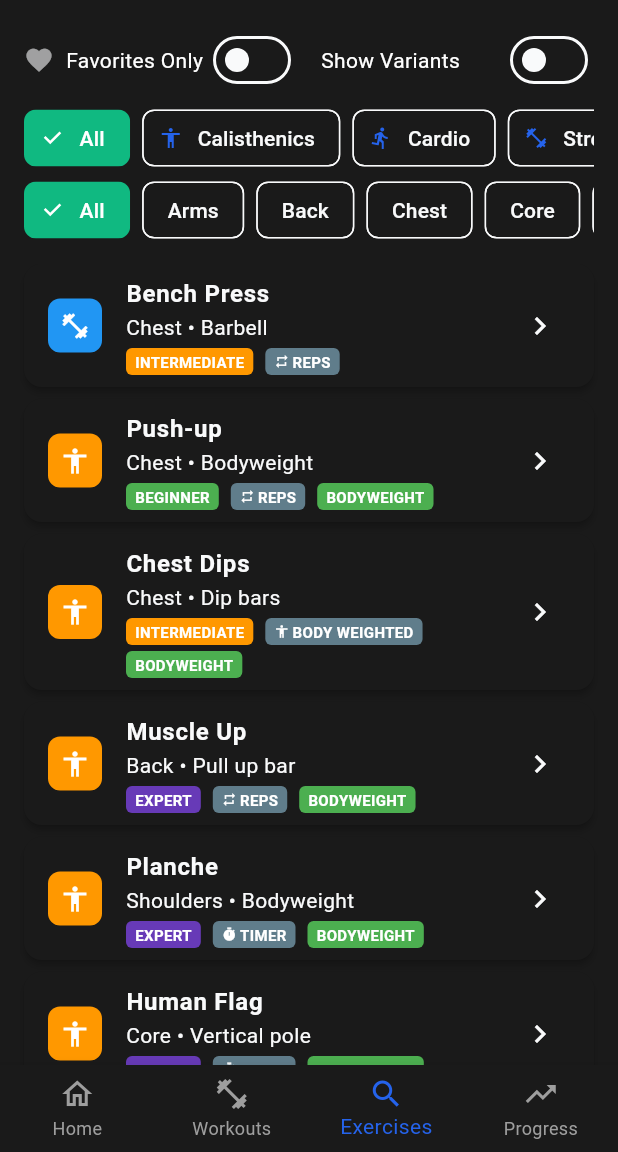
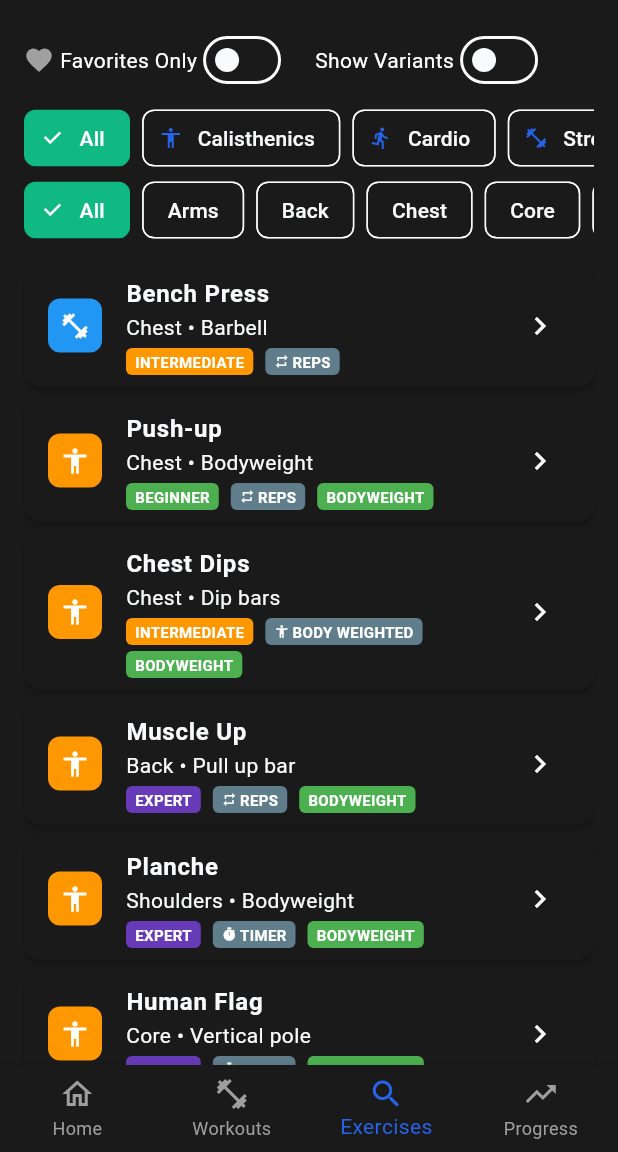
Before and after one commit to KlausAndrade/HERQ, a Flutter app: the ExerciseLibraryScreen screen opened by its route, on a phone screen of 412 x 824 dp, the part 84-1236 px from its top. Run offline on Flutter 3.47's test engine with Material 3 defaults, Android fonts, the phone set to English and light mode, and no system bars; our stand-ins replace drift, equatable, fl_chart, flutter_dotenv, flutter_riverpod, go_router and 4 more; missing offline and left inert: dart:html, sqlite3; accounts and stored records are empty; generated files the repository leaves out were written again.

Commit message:
Fix overflow warnings in incomplete exercises dialog and exercise library
Incomplete Exercises Warning Dialog:
- Fixed title row overflow by wrapping 'Incomplete Exercises' text in Flexible widget
- Added overflow handling to exercise names list (maxLines: 3, ellipsis)
- Prevents dialog title and content from overflowing on small screens

Exercise Library Screen:
- Fixed favorites/variants filter row overflow
  - Wrapped label texts in Flexible widgets
  - Reduced spacing from 16px to 8px between filter sections
  - Removed Spacer() widgets that caused overflow
- Fixed exercise card title overflow (maxLines: 1, ellipsis)
- Fixed exercise card subtitle overflow (muscle group + equipment text)
- Fixed progression view parent exercise name overflow
- Fixed progression item exercise name overflow
- All text now properly truncates with ellipsis on small screens

```diff
--- a/lib/src/features/exercises/presentation/screens/exercise_library_screen.dart
+++ b/lib/src/features/exercises/presentation/screens/exercise_library_screen.dart
@@ -86,12 +86,14 @@ class _ExerciseLibraryScreenState extends ConsumerState<ExerciseLibraryScreen> {
                                     .onSurface
                                     .withOpacity(0.6),
                           ),
-                          const SizedBox(width: 8),
-                          Text(
-                            'Favorites Only',
-                            style: Theme.of(context).textTheme.bodyMedium,
+                          const SizedBox(width: 4),
+                          Flexible(
+                            child: Text(
+                              'Favorites Only',
+                              style: Theme.of(context).textTheme.bodyMedium,
+                              overflow: TextOverflow.ellipsis,
+                            ),
                           ),
-                          const Spacer(),
                           Switch(
                             value: _showOnlyFavorites,
                             onChanged: (value) {
@@ -103,16 +105,18 @@ class _ExerciseLibraryScreenState extends ConsumerState<ExerciseLibraryScreen> {
                         ],
                       ),
                     ),
-                    const SizedBox(width: 16),
+                    const SizedBox(width: 8),
                     // Show variants toggle
                     Expanded(
                       child: Row(
                         children: [
-                          Text(
-                            'Show Variants',
-                            style: Theme.of(context).textTheme.bodyMedium,
+                          Flexible(
+                            child: Text(
+                              'Show Variants',
+                              style: Theme.of(context).textTheme.bodyMedium,
+                              overflow: TextOverflow.ellipsis,
+                            ),
                           ),
-                          const Spacer(),
                           Switch(
                             value: _showVariants,
                             onChanged: (value) {
@@ -459,6 +463,8 @@ class _ExerciseCard extends StatelessWidget {
                 child: Text(
                   exercise.name,
                   style: const TextStyle(fontWeight: FontWeight.w600),
+                  overflow: TextOverflow.ellipsis,
+                  maxLines: 1,
                 ),
               ),
               if (exercise.parentExerciseId != null) ...[
@@ -487,6 +493,8 @@ class _ExerciseCard extends StatelessWidget {
             children: [
               Text(
                 '${exercise.primaryMuscleGroup[0].toUpperCase() + exercise.primaryMuscleGroup.substring(1)} • ${exercise.equipment[0].toUpperCase() + exercise.equipment.substring(1).replaceAll('_', ' ')}',
+                overflow: TextOverflow.ellipsis,
+                maxLines: 1,
               ),
               const SizedBox(height: 4),
               Wrap(
@@ -712,8 +720,11 @@ class _ExerciseProgressionsView extends ConsumerWidget {
                                 ?.copyWith(
                                   fontWeight: FontWeight.bold,
                                 ),
+                            overflow: TextOverflow.ellipsis,
+                            maxLines: 1,
                           ),
                         ),
+                        const SizedBox(width: 8),
                         Text(
                           '${variants.length + 1} variations',
                           style:
@@ -840,6 +851,8 @@ class _ProgressionItem extends StatelessWidget {
                         fontWeight:
                             isParent ? FontWeight.bold : FontWeight.w500,
                       ),
+                      overflow: TextOverflow.ellipsis,
+                      maxLines: 1,
                     ),
                     const SizedBox(height: 4),
                     Wrap(
```
Also changed, not shown: lib/src/features/workout/presentation/screens/active_workout_screen.dart (+8 -1 lines).
